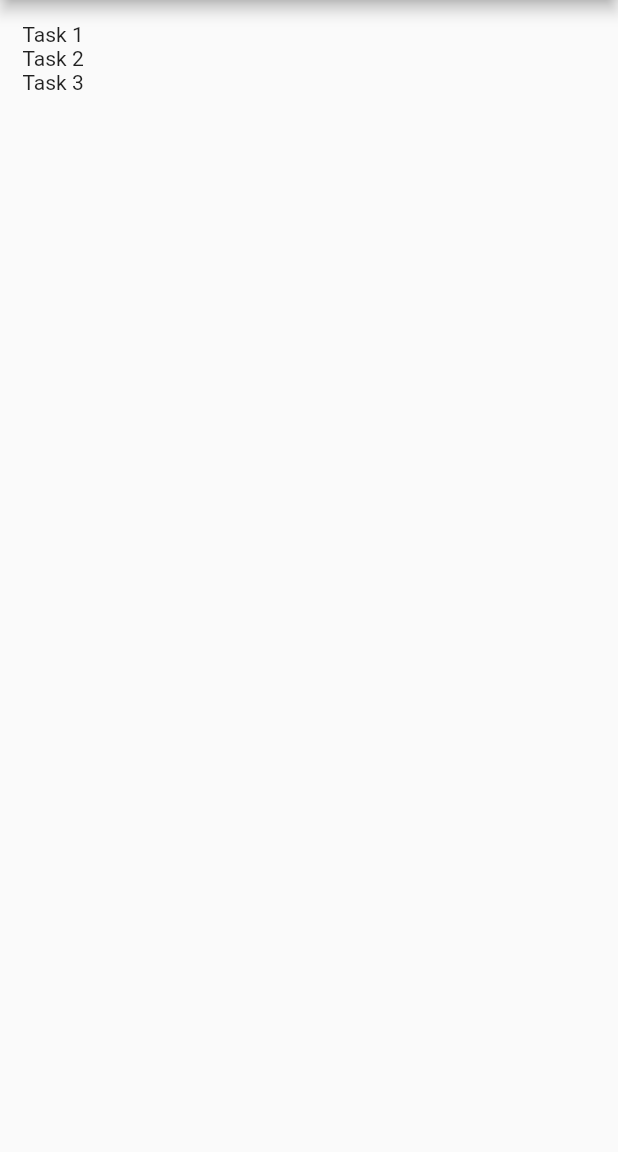
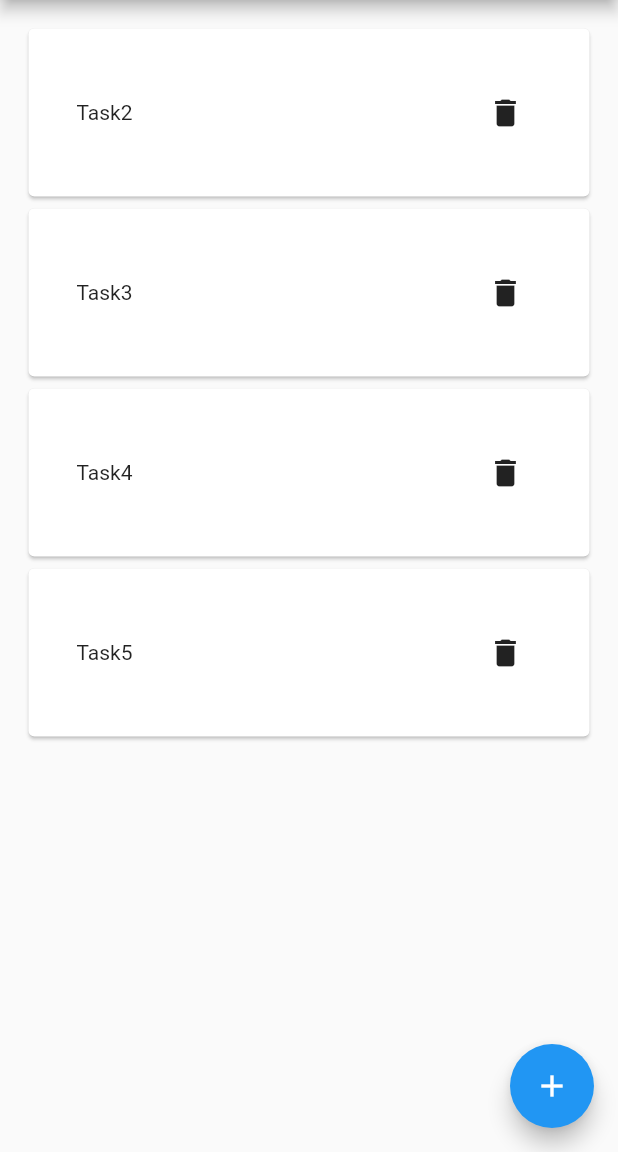
Before and after one commit to AlexVegner/flutter-todo, a Flutter app: the screen it shows after launch, on a phone screen of 412 x 824 dp, the part 84-1236 px from its top. Run offline on Flutter 3.47's test engine with Material 2 defaults, Android fonts, the phone set to English and light mode, and no system bars; our stand-ins replace flutter_redux, redux, rxdart; missing offline and left inert: redux_epics.

Commit message:
Fix task create, delete

```diff
--- a/lib/data/redux/app_state.dart
+++ b/lib/data/redux/app_state.dart
@@ -1,4 +1,5 @@
 import 'package:todo/data/task/task_model.dart';
+import 'package:todo/utils/task_generator.dart';
 
 class AppState {
   bool isAuthenticated;
@@ -6,9 +7,8 @@ class AppState {
 
   AppState(this.tasks, this.isAuthenticated);
 
-
   factory AppState.initial() {
-    List<Task> tasks = [Task(name: 'Task 1'), Task(name: 'Task 2'), Task(name: 'Task 3')];
+    List<Task> tasks = generateTaskList(4);
     bool isAuthenticated = true;
     var appState = AppState(tasks, isAuthenticated);
     return appState;
--- a/lib/data/task/task_epic.dart
+++ b/lib/data/task/task_epic.dart
@@ -24,7 +24,7 @@ Stream<dynamic> taskUpdateEpic(
       .ofType(new TypeToken<TaskUpdateAction>())
       .map((action) {
     print("TaskUpdateAction");
-    return TaskUpdateAction(action.item);
+    return TaskUpdateStateAction(action.item);
   });
 }
 
@@ -33,9 +33,9 @@ Stream<dynamic> taskDeleteEpic(
     Stream<dynamic> actions,
     EpicStore<AppState> store) {
   return Observable(actions)
-      .ofType(new TypeToken<TaskUpdateAction>())
+      .ofType(new TypeToken<TaskDeleteAction>())
       .map((action) {
-    print("TaskUpdateAction");
-    return TaskUpdateAction(action.item);
+    print("TaskDeleteAction");
+    return TaskDeleteStateAction(action.item);
   });
 }
--- a/lib/data/task/task_reducer.dart
+++ b/lib/data/task/task_reducer.dart
@@ -8,12 +8,12 @@ List<Task> _addTaskReducer(List<Task> items, TaskCreateStateAction action) {
 }
 
 List<Task> _updateTaskReducer(List<Task> items, TaskUpdateStateAction action) {
-  return new List.from(items).where((item) => item.name != action.item.name).toList()
+  return new List.from(items).where((item) => item.name != action.item.name).toList().cast<Task>()
     ..add(action.item);
 }
 
 List<Task> _deleteTaskReducer(List<Task> items, TaskDeleteStateAction action) {
-  return new List.from(items).where((item) => item.name != action.item.name).toList();
+  return new List.from(items).where((item) => item.name != action.item.name).toList().cast<Task>();
 }
 
 List<Task> tasksReducer(List<Task> items, Action action) {
--- a/lib/data/task/task_selectots.dart
+++ b/lib/data/task/task_selectots.dart
@@ -20,10 +20,10 @@ class TaskSelectors {
   }
 
   Function update(Store<AppState> store) {
-    return (Task task) => store.dispatch(TaskCreateAction(task));
+    return (Task task) => store.dispatch(TaskUpdateAction(task));
   }
 
   Function delete(Store<AppState> store) {
-    return (Task task) => store.dispatch(TaskCreateAction(task));
+    return (Task task) => store.dispatch(TaskDeleteAction(task));
   }
 }
--- a/lib/pages/tasks/task_list_page.dart
+++ b/lib/pages/tasks/task_list_page.dart
@@ -1,18 +1,36 @@
 import 'package:flutter/material.dart';
 import 'package:flutter_redux/flutter_redux.dart';
 import 'package:todo/data/redux/app_state.dart';
-import 'package:todo/pages/page_widget.dart';
+import 'package:todo/data/task/task_model.dart';
+import 'package:todo/utils/task_generator.dart';
+import 'package:todo/widgets/page_widget.dart';
 import 'package:todo/pages/tasks/task_list_view_model.dart';
+import 'package:todo/widgets/tasks/task_list_item.dart';
 
-class TaskListPage extends PageWidget {
+class TaskListPage extends StatelessWidget {
+
   @override
-  State createState() => _StateTaskListPage();
+  Widget build(BuildContext context) {
+    return StoreConnector<AppState, TaskListViewModel>(
+      converter: (store) => TaskListViewModel(store),
+      builder: (context, viewModel) => TaskListWidget(viewModel),
+    );
+  }
+}
+
+class TaskListWidget extends StatefulWidget implements TitleProtocol {
+  final TaskListViewModel viewModel;
+
+  TaskListWidget(this.viewModel);
+
+  @override
+  State createState() => _StateTaskListWidget();
 
   @override
   String get title => 'Todo List';
 }
 
-class _StateTaskListPage extends State<TaskListPage> {
+class _StateTaskListWidget extends State<TaskListWidget> {
 
   @override
   Widget build(BuildContext context) {
@@ -26,27 +44,23 @@ class _StateTaskListPage extends State<TaskListPage> {
           child: Column(
             children: <Widget>[
               Expanded(
-                child: new StoreConnector<AppState, TaskListViewModel>(
-                  converter: (store) => TaskListViewModel(store),
-                  builder: (context, viewModel) {
-                    return ListView.builder(
-                      itemCount: viewModel.tasks.length,
-                      itemBuilder: (BuildContext context, int index) {
-                        String name = viewModel.tasks[index].name;
-                        return Row(
-                          children: <Widget>[
-                            Text(name),
-                          ],
-                        );
-                      }
-                    );
-                  },
-                )
+                child: ListView.builder(
+                    itemCount: widget.viewModel.tasks.length,
+                    itemBuilder: (BuildContext context, int index) {
+                      final Task task = widget.viewModel.tasks[index];
+                      return TaskListItemWidget(task, widget.viewModel);
+                    }
+                ),
               ),
             ],
           ),
         ),
       ),
+      floatingActionButton: new FloatingActionButton(
+        onPressed: () => widget.viewModel.create(Task(name: generateName())),
+        tooltip: 'Increment',
+        child: new Icon(Icons.add),
+      ),
     );
   }
 }
--- a/lib/pages/tasks/task_list_view_model.dart
+++ b/lib/pages/tasks/task_list_view_model.dart
@@ -3,11 +3,19 @@ import 'package:todo/data/redux/app_state.dart';
 import 'package:todo/data/task/task_helper.dart';
 import 'package:todo/data/task/task_model.dart';
 
-class TaskListViewModel {
+
+
+abstract class ViewModel {
+
+}
+
+class TaskListViewModel extends ViewModel {
   final List<Task> tasks;
   final Function create;
+  final Function delete;
 
   TaskListViewModel(Store<AppState> store):
     tasks = Tasks.selectors.getAll(store),
-    create = Tasks.selectors.create(store);
+    create = Tasks.selectors.create(store),
+    delete = Tasks.selectors.delete(store);
 }
--- /dev/null
+++ b/lib/utils/task_generator.dart
@@ -0,0 +1,19 @@
+import 'package:todo/data/task/task_model.dart';
+
+int _count = 1;
+
+String generateName() {
+  return "Task${_count++}";
+}
+
+Task generateTask() {
+  return Task(name: generateName());
+}
+
+List<Task> generateTaskList(int n) {
+  List<Task> list = [];
+  for (int i = 0; i < n; i++) {
+    list.add(Task(name: generateName()));
+  }
+  return list;
+}
--- a/lib/pages/page_widget.dart
+++ b/lib/widgets/page_widget.dart
@@ -1,6 +1,7 @@
 import 'package:flutter/material.dart';
 
 abstract class PageWidget extends StatefulWidget implements TitleProtocol {
+
 }
 
 abstract class TitleProtocol {
--- /dev/null
+++ b/lib/widgets/tasks/task_list_item.dart
@@ -0,0 +1,35 @@
+import 'package:flutter/material.dart';
+import 'package:todo/data/task/task_model.dart';
+import 'package:todo/pages/tasks/task_list_view_model.dart';
+
+class TaskListItemWidget extends StatelessWidget {
+
+  final Task task;
+  final TaskListViewModel viewModel;
+
+  TaskListItemWidget(this.task, this.viewModel);
+
+  void _delete() {
+    viewModel.delete(task);
+  }
+
+  @override
+  Widget build(BuildContext context) {
+    return Card(
+      child: Container(
+        padding: EdgeInsets.all(32.0),
+        child: Row(
+          children: <Widget>[
+            Text(task.name),
+            Spacer(),
+            IconButton(
+              icon: Icon(Icons.delete),
+              onPressed: () => _delete(),
+            )
+          ],
+        )
+      )
+    );
+  }
+
+}
```
Also changed, not shown: lib/pages/auth/auth_page.dart (added).
